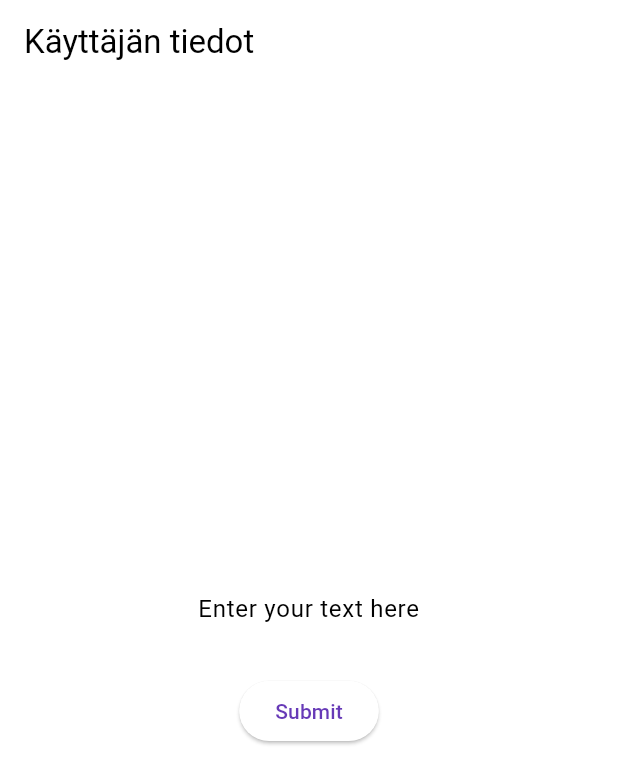
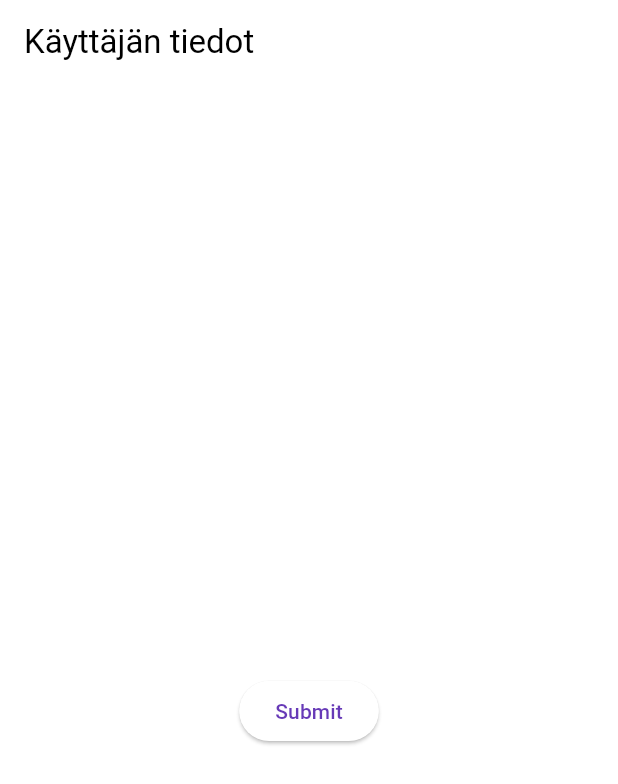
Before and after one commit to mabackma/medical_questionnaire, a Flutter app: the screen it shows after launch, on a phone screen of 412 x 824 dp. Shown: the top 784 px of the screen. Run offline on Flutter 3.47's test engine with Material 3 defaults, Android fonts, the phone set to English and light mode, and no system bars; missing offline and left inert: record.

Commit message:
changed button styles

```diff
--- a/lib/InputPage.dart
+++ b/lib/InputPage.dart
@@ -31,8 +31,10 @@ class InputPage extends StatelessWidget {
               controller: _textEditingController,
               textAlign: TextAlign.center,
               decoration: const InputDecoration(
-                hintText: 'Enter your text here', // Add hint text
+                hintText: 'Enter your text here',
+                hintStyle: TextStyle(color: Colors.white),
               ),
+              style: const TextStyle(color: Colors.white),
             ),
             const SizedBox(height: 20.0),
             ElevatedButton(
--- a/lib/recording_widget.dart
+++ b/lib/recording_widget.dart
@@ -104,7 +104,10 @@ class _RecordingWidgetState extends State<RecordingWidget>
     return Column(
       mainAxisAlignment: MainAxisAlignment.center,
       children: <Widget>[
-        FloatingActionButton(
+        SizedBox(
+          height: 60,
+          width: 60,
+          child: FloatingActionButton(
             onPressed: _toggleRecord,
             backgroundColor:
                 _isRecording ? Colors.red : Color.fromARGB(170, 0, 0, 144),
@@ -117,6 +120,7 @@ class _RecordingWidgetState extends State<RecordingWidget>
                     ? const Icon(Icons.mic_off)
                     : const Icon(Icons.mic)),
           ),
+        ),
         UserAnswerWidget(
           questionId: _questionId,
           userAnswer: _userAnswer,
```
Also changed, not shown: lib/question.dart (+19 -9 lines). Lines whose indentation alone changed are shown as unchanged.
